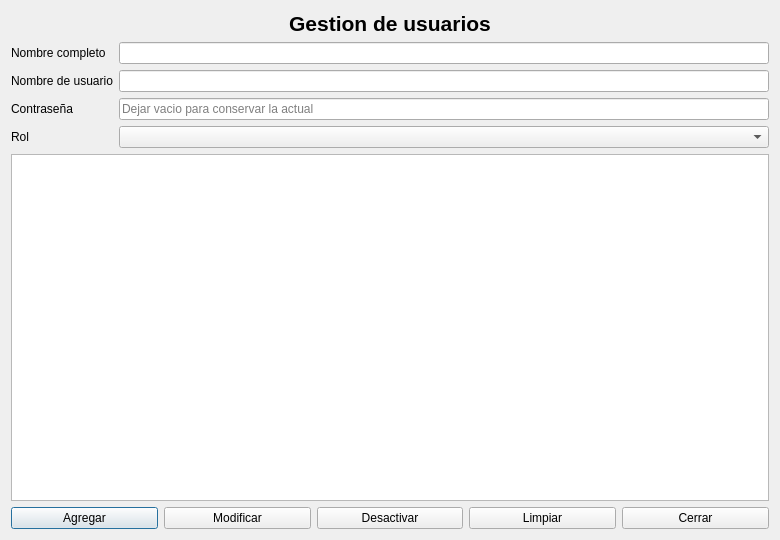
First picture: the form in Proyecto Final- Progra1- VSJJ/Proyecto Final- Progra1- VSJJ/GestionUsuarios.ui, repository Vixtrien024/ProyectoFinal-Progra1-VSJJ, before the edit.
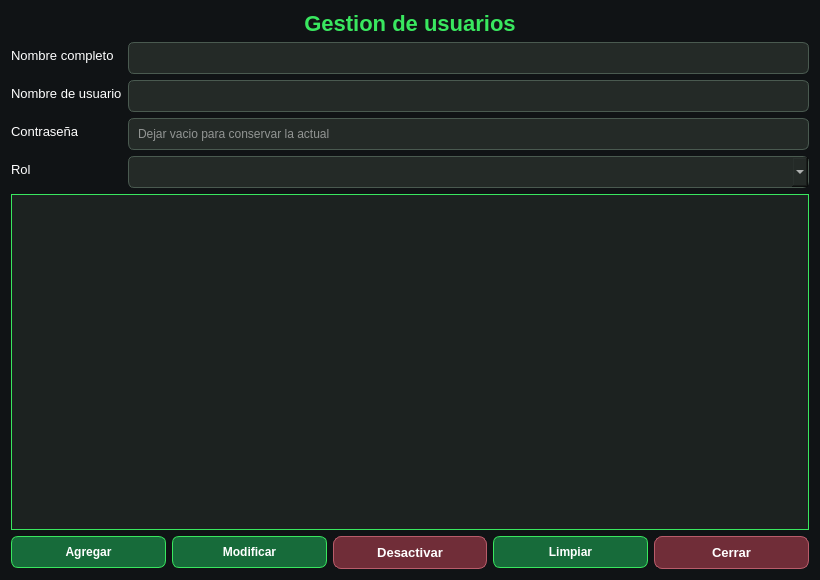
Second picture: the form after the edit. Icons and pictures are not drawn.

```diff
--- a/Proyecto Final- Progra1- VSJJ/Proyecto Final- Progra1- VSJJ/GestionUsuarios.ui
+++ b/Proyecto Final- Progra1- VSJJ/Proyecto Final- Progra1- VSJJ/GestionUsuarios.ui
@@ -6,28 +6,94 @@
    <rect>
     <x>0</x>
     <y>0</y>
-    <width>780</width>
-    <height>540</height>
+    <width>820</width>
+    <height>580</height>
    </rect>
   </property>
   <property name="windowTitle">
    <string>La Pulpe - Gestion de usuarios</string>
   </property>
+  <property name="styleSheet">
+   <string notr="true">
+QDialog {
+    background-color: #101315;
+}
+
+QLabel {
+    color: #FFFFFF;
+    background: transparent;
+    font-size: 13px;
+}
+
+QLineEdit, QComboBox {
+    background-color: #242A27;
+    color: white;
+    border: 1px solid #4A5A50;
+    border-radius: 6px;
+    padding: 7px;
+}
+
+QLineEdit:focus, QComboBox:focus {
+    border: 2px solid #39E75F;
+}
+
+QTableWidget {
+    background-color: #1C2220;
+    alternate-background-color: #252C28;
+    color: white;
+    gridline-color: #39463E;
+    border: 1px solid #39E75F;
+    selection-background-color: #176B3A;
+    selection-color: white;
+}
+
+QHeaderView::section {
+    background-color: #176B3A;
+    color: white;
+    padding: 7px;
+    border: 1px solid #285D3B;
+    font-weight: bold;
+}
+
+QPushButton {
+    background-color: #176B3A;
+    color: white;
+    border: 1px solid #39E75F;
+    border-radius: 7px;
+    padding: 8px;
+    font-weight: bold;
+}
+
+QPushButton:hover {
+    background-color: #218B4B;
+}
+</string>
+  </property>
   <layout class="QVBoxLayout" name="verticalLayout">
    <item>
     <widget class="QLabel" name="lblTitulo">
      <property name="font">
       <font>
-       <pointsize>16</pointsize>
+       <pointsize>-1</pointsize>
        <bold>true</bold>
       </font>
      </property>
-     <property name="alignment">
-      <set>Qt::AlignmentFlag::AlignCenter</set>
+     <property name="styleSheet">
+      <string notr="true">
+QLabel {
+    color: #39E75F;
+    font-size: 22px;
+    font-weight: bold;
+    background: transparent;
+}
+</string>
      </property>
      <property name="text">
       <string>Gestion de usuarios</string>
      </property>
+     <property name="alignment">
+      <set>Qt::AlignmentFlag::AlignCenter</set>
+     </property>
     </widget>
    </item>
    <item>
@@ -40,7 +106,7 @@
       </widget>
      </item>
      <item row="0" column="1">
-      <widget class="QLineEdit" name="txtNombre" />
+      <widget class="QLineEdit" name="txtNombre"/>
      </item>
      <item row="1" column="0">
       <widget class="QLabel" name="lblNombreUsuario">
@@ -50,7 +116,7 @@
       </widget>
      </item>
      <item row="1" column="1">
-      <widget class="QLineEdit" name="txtNombreUsuario" />
+      <widget class="QLineEdit" name="txtNombreUsuario"/>
      </item>
      <item row="2" column="0">
       <widget class="QLabel" name="lblClave">
@@ -77,7 +143,7 @@
       </widget>
      </item>
      <item row="3" column="1">
-      <widget class="QComboBox" name="cmbRol" />
+      <widget class="QComboBox" name="cmbRol"/>
      </item>
     </layout>
    </item>
@@ -98,6 +164,10 @@
        <property name="text">
         <string>Agregar</string>
        </property>
+       <property name="icon">
+        <iconset>
+         <normaloff>../../../../../../../../Downloads/plus.png</normaloff>../../../../../../../../Downloads/plus.png</iconset>
+       </property>
       </widget>
      </item>
      <item>
@@ -105,13 +175,43 @@
        <property name="text">
         <string>Modificar</string>
        </property>
+       <property name="icon">
+        <iconset>
+         <normaloff>../../../../../../../../Downloads/pencil.png</normaloff>../../../../../../../../Downloads/pencil.png</iconset>
+       </property>
       </widget>
      </item>
      <item>
       <widget class="QPushButton" name="btnDesactivar">
+       <property name="styleSheet">
+        <string notr="true">
+QPushButton {
+    background-color: #702D38;
+    color: #FFFFFF;
+    border: 1px solid #B85C6A;
+    border-radius: 8px;
+    padding: 8px;
+    font-size: 13px;
+    font-weight: bold;
+}
+
+QPushButton:hover {
+    background-color: #923D4B;
+    border: 1px solid #E07A89;
+}
+
+QPushButton:pressed {
+    background-color: #54212A;
+}
+</string>
+       </property>
        <property name="text">
         <string>Desactivar</string>
        </property>
+       <property name="icon">
+        <iconset>
+         <normaloff>../../../../../../../../Downloads/arrow-down-wide-narrow.png</normaloff>../../../../../../../../Downloads/arrow-down-wide-narrow.png</iconset>
+       </property>
       </widget>
      </item>
      <item>
@@ -119,13 +219,43 @@
        <property name="text">
         <string>Limpiar</string>
        </property>
+       <property name="icon">
+        <iconset>
+         <normaloff>../../../../../../../../Downloads/brush-cleaning.png</normaloff>../../../../../../../../Downloads/brush-cleaning.png</iconset>
+       </property>
       </widget>
      </item>
      <item>
       <widget class="QPushButton" name="btnCerrar">
+       <property name="styleSheet">
+        <string notr="true">
+QPushButton {
+    background-color: #702D38;
+    color: #FFFFFF;
+    border: 1px solid #B85C6A;
+    border-radius: 8px;
+    padding: 8px;
+    font-size: 13px;
+    font-weight: bold;
+}
+
+QPushButton:hover {
+    background-color: #923D4B;
+    border: 1px solid #E07A89;
+}
+
+QPushButton:pressed {
+    background-color: #54212A;
+}
+</string>
+       </property>
        <property name="text">
         <string>Cerrar</string>
        </property>
+       <property name="icon">
+        <iconset>
+         <normaloff>../../../../../../../../Downloads/log-out.png</normaloff>../../../../../../../../Downloads/log-out.png</iconset>
+       </property>
       </widget>
      </item>
     </layout>
```
